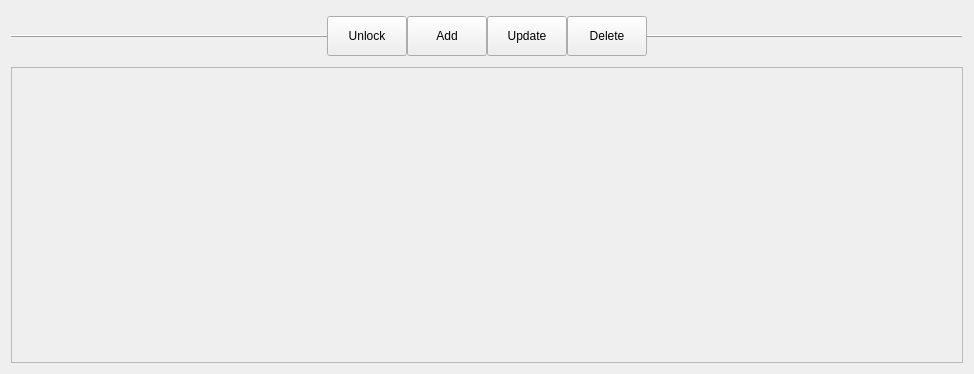
Old version of the form plugframe/gui-lib/gui/widgets/guiwidgetlist.ui in the repository ELEKDOM/PlugFrame.
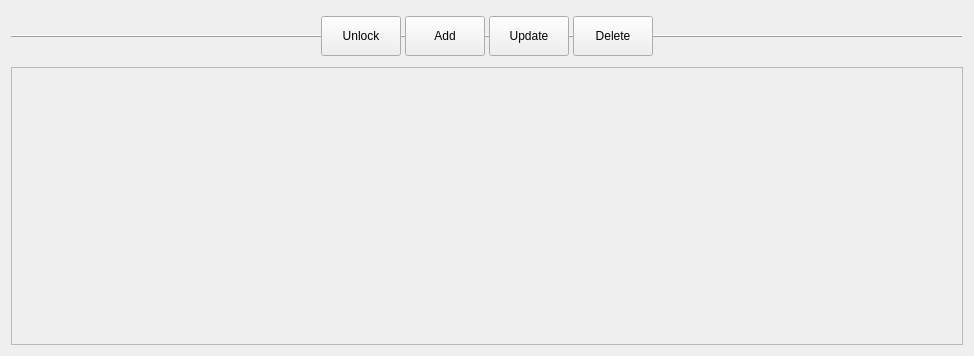
New version of the form.

Patch:
```diff
--- a/plugframe/gui-lib/gui/widgets/guiwidgetlist.ui
+++ b/plugframe/gui-lib/gui/widgets/guiwidgetlist.ui
@@ -7,7 +7,7 @@
     <x>0</x>
     <y>0</y>
     <width>974</width>
-    <height>374</height>
+    <height>356</height>
    </rect>
   </property>
   <property name="minimumSize">
@@ -51,7 +51,7 @@
      </property>
      <layout class="QHBoxLayout" name="horizontalLayout">
       <property name="spacing">
-       <number>0</number>
+       <number>4</number>
       </property>
       <property name="leftMargin">
        <number>0</number>
@@ -82,13 +82,13 @@
        <widget class="QPushButton" name="lockUnlockButton">
         <property name="minimumSize">
          <size>
-          <width>80</width>
+          <width>0</width>
           <height>40</height>
          </size>
         </property>
         <property name="maximumSize">
          <size>
-          <width>80</width>
+          <width>16777215</width>
           <height>40</height>
          </size>
         </property>
@@ -101,13 +101,13 @@
        <widget class="QPushButton" name="addButton">
         <property name="minimumSize">
          <size>
-          <width>80</width>
+          <width>0</width>
           <height>40</height>
          </size>
         </property>
         <property name="maximumSize">
          <size>
-          <width>80</width>
+          <width>16777215</width>
           <height>40</height>
          </size>
         </property>
@@ -120,13 +120,13 @@
        <widget class="QPushButton" name="updateButton">
         <property name="minimumSize">
          <size>
-          <width>80</width>
+          <width>0</width>
           <height>40</height>
          </size>
         </property>
         <property name="maximumSize">
          <size>
-          <width>80</width>
+          <width>16777215</width>
           <height>40</height>
          </size>
         </property>
@@ -139,13 +139,13 @@
        <widget class="QPushButton" name="deleteButton">
         <property name="minimumSize">
          <size>
-          <width>80</width>
+          <width>0</width>
           <height>40</height>
          </size>
         </property>
         <property name="maximumSize">
          <size>
-          <width>80</width>
+          <width>16777215</width>
           <height>40</height>
          </size>
         </property>
@@ -175,7 +175,7 @@
      <property name="minimumSize">
       <size>
        <width>0</width>
-       <height>200</height>
+       <height>0</height>
       </size>
      </property>
      <property name="maximumSize">
@@ -199,7 +199,7 @@
         <x>0</x>
         <y>0</y>
         <width>954</width>
-        <height>298</height>
+        <height>280</height>
        </rect>
       </property>
       <property name="minimumSize">
```
